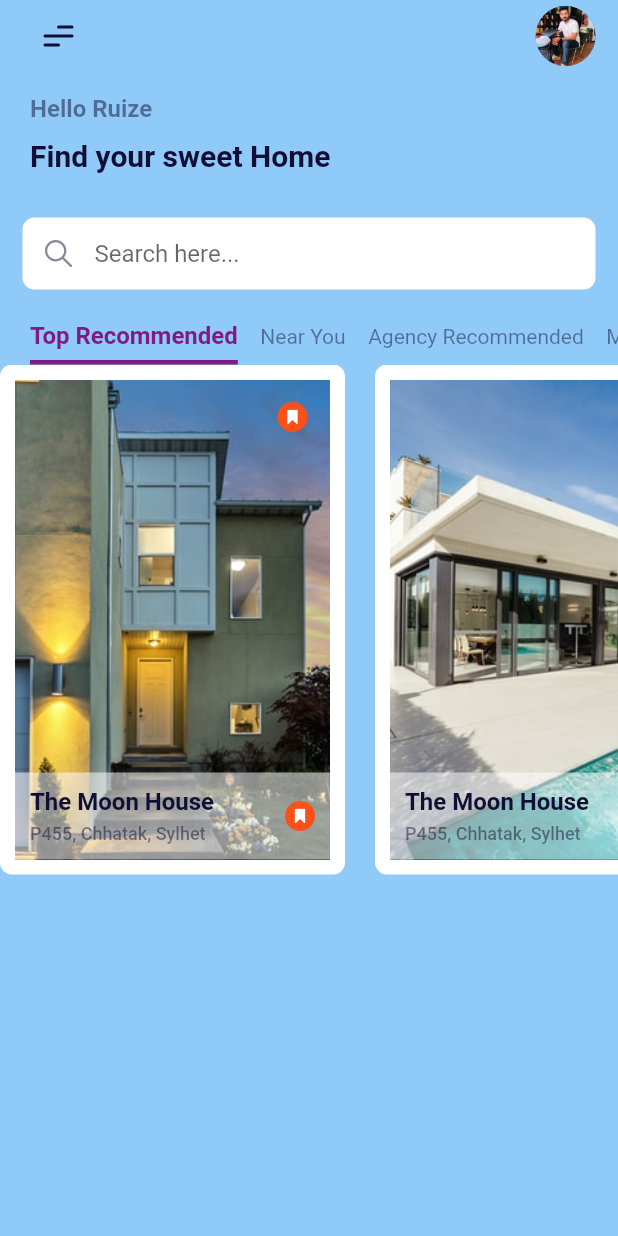
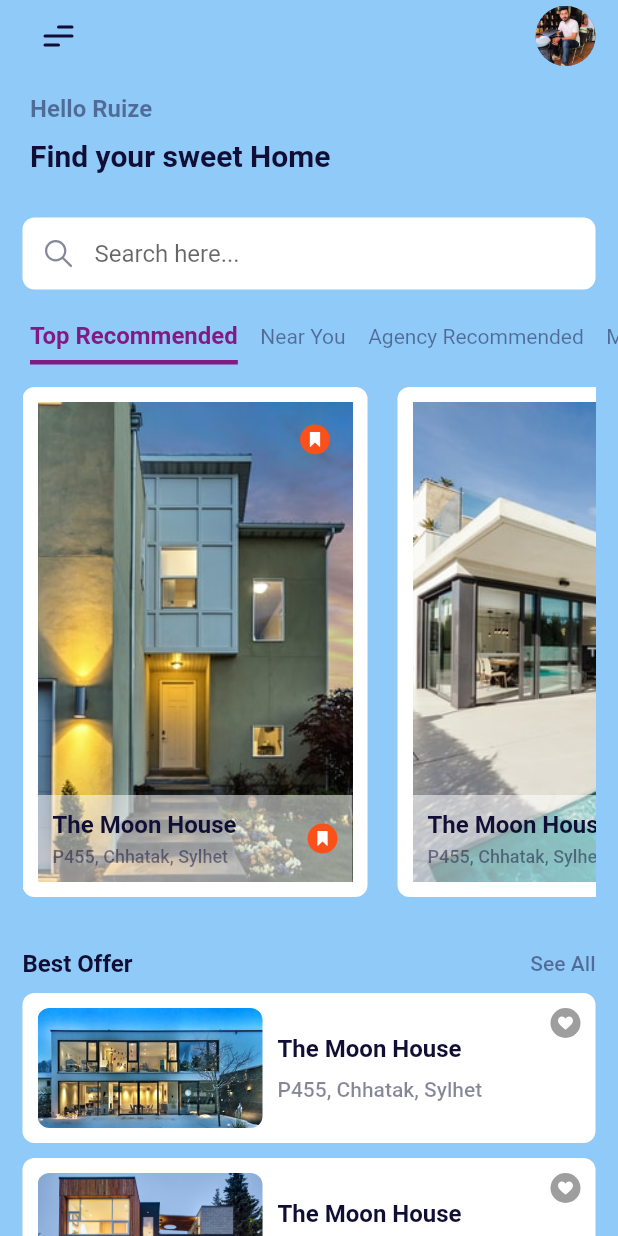
Before and after one commit to gaoliveira21/flutter-house-rent, a Flutter app: the screen it shows after launch, on a phone screen of 412 x 824 dp. Run offline on Flutter 3.47's test engine with Material 2 defaults, Android fonts, the phone set to English and light mode, and no system bars; our stand-ins replace flutter_svg.

Commit message:
feat: add best_offer widget

```diff
--- a/lib/screens/home/home.dart
+++ b/lib/screens/home/home.dart
@@ -1,10 +1,11 @@
 import 'package:flutter/material.dart';
 
+import 'package:house_rent/widgets/recommended_house.dart';
 import 'package:house_rent/widgets/custom_app_bar.dart';
-import 'package:house_rent/widgets/recommended_house.dart';
 import 'package:house_rent/widgets/search_input.dart';
 import 'package:house_rent/widgets/welcome_text.dart';
 import 'package:house_rent/widgets/categories.dart';
+import 'package:house_rent/widgets/best_offer.dart';
 
 class Home extends StatelessWidget {
   const Home({Key? key}) : super(key: key);
@@ -22,6 +23,7 @@ class Home extends StatelessWidget {
             const SearchInput(),
             const Categories(),
             RecommendedHouse(),
+            BestOffer(),
           ],
         ),
       ),
--- /dev/null
+++ b/lib/widgets/best_offer.dart
@@ -0,0 +1,103 @@
+import 'package:flutter/material.dart';
+
+import 'package:house_rent/models/house.dart';
+import 'package:house_rent/widgets/circle_icon_button.dart';
+
+class BestOffer extends StatelessWidget {
+  final offerList = House.generateBestOffer();
+
+  BestOffer({Key? key}) : super(key: key);
+
+  @override
+  Widget build(BuildContext context) {
+    return Padding(
+      padding: const EdgeInsets.symmetric(horizontal: 15, vertical: 20),
+      child: Column(
+        children: [
+          Row(
+            mainAxisAlignment: MainAxisAlignment.spaceBetween,
+            children: [
+              Text(
+                'Best Offer',
+                style: Theme.of(context).textTheme.headline1!.copyWith(
+                      fontSize: 16,
+                      fontWeight: FontWeight.bold,
+                    ),
+              ),
+              Text(
+                'See All',
+                style: Theme.of(context).textTheme.bodyText1!.copyWith(
+                      fontSize: 14,
+                    ),
+              ),
+            ],
+          ),
+          const SizedBox(height: 10),
+          ...offerList
+              .map(
+                (offer) => Container(
+                  margin: const EdgeInsets.only(bottom: 10),
+                  padding: const EdgeInsets.all(10),
+                  decoration: BoxDecoration(
+                    color: Colors.white,
+                    borderRadius: BorderRadius.circular(8),
+                  ),
+                  child: Stack(
+                    children: [
+                      Row(
+                        children: [
+                          Container(
+                            width: 150,
+                            height: 80,
+                            decoration: BoxDecoration(
+                              image: DecorationImage(
+                                image: AssetImage(offer.imageUrl),
+                                fit: BoxFit.cover,
+                              ),
+                              borderRadius: BorderRadius.circular(8),
+                            ),
+                          ),
+                          const SizedBox(width: 10),
+                          Column(
+                            crossAxisAlignment: CrossAxisAlignment.start,
+                            children: [
+                              Text(
+                                offer.name,
+                                style: Theme.of(context)
+                                    .textTheme
+                                    .headline1!
+                                    .copyWith(
+                                      fontSize: 16,
+                                      fontWeight: FontWeight.bold,
+                                    ),
+                              ),
+                              const SizedBox(height: 10),
+                              Text(
+                                offer.address,
+                                style: Theme.of(context)
+                                    .textTheme
+                                    .bodyText1!
+                                    .copyWith(
+                                      fontSize: 14,
+                                    ),
+                              ),
+                            ],
+                          ),
+                        ],
+                      ),
+                      const Positioned(
+                          right: 0,
+                          child: CircleIconButton(
+                            iconUrl: 'assets/icons/heart.svg',
+                            color: Colors.grey,
+                          ))
+                    ],
+                  ),
+                ),
+              )
+              .toList(),
+        ],
+      ),
+    );
+  }
+}
--- a/lib/widgets/recommended_house.dart
+++ b/lib/widgets/recommended_house.dart
@@ -10,7 +10,9 @@ class RecommendedHouse extends StatelessWidget {
 
   @override
   Widget build(BuildContext context) {
-    return SizedBox(
+    return Padding(
+      padding: const EdgeInsets.all(15),
+      child: SizedBox(
         height: 340,
         child: ListView.separated(
           scrollDirection: Axis.horizontal,
@@ -57,8 +59,10 @@ class RecommendedHouse extends StatelessWidget {
                           children: [
                             Text(
                               recommendedList[index].name,
-                            style:
-                                Theme.of(context).textTheme.headline1!.copyWith(
+                              style: Theme.of(context)
+                                  .textTheme
+                                  .headline1!
+                                  .copyWith(
                                     fontSize: 16,
                                     fontWeight: FontWeight.bold,
                                   ),
@@ -66,8 +70,10 @@ class RecommendedHouse extends StatelessWidget {
                             const SizedBox(height: 5),
                             Text(
                               recommendedList[index].address,
-                            style:
-                                Theme.of(context).textTheme.bodyText1!.copyWith(
+                              style: Theme.of(context)
+                                  .textTheme
+                                  .bodyText1!
+                                  .copyWith(
                                     fontSize: 12,
                                   ),
                             ),
@@ -87,6 +93,7 @@ class RecommendedHouse extends StatelessWidget {
           separatorBuilder: (_, index) => const SizedBox(width: 20),
           itemCount: recommendedList.length,
         ),
+      ),
     );
   }
 }
```
Lines whose indentation alone changed are shown as unchanged.
